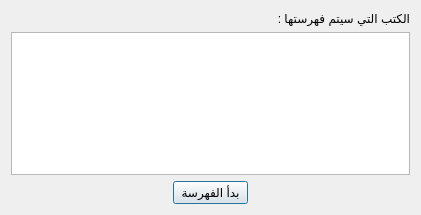
Qt form indexingdialg.ui (boussouira/albahhet) before a commit.
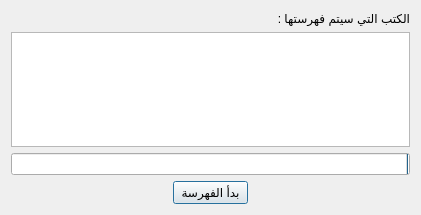
The same form after that commit.

Diff of the .ui file:
```diff
--- a/indexingdialg.ui
+++ b/indexingdialg.ui
@@ -34,7 +34,14 @@
     </widget>
    </item>
    <item>
-    <widget class="QListView" name="listView"/>
+    <widget class="QListWidget" name="listWidget"/>
+   </item>
+   <item>
+    <widget class="QProgressBar" name="progressBar">
+     <property name="alignment">
+      <set>Qt::AlignCenter</set>
+     </property>
+    </widget>
    </item>
    <item>
     <layout class="QHBoxLayout" name="horizontalLayout">
```
